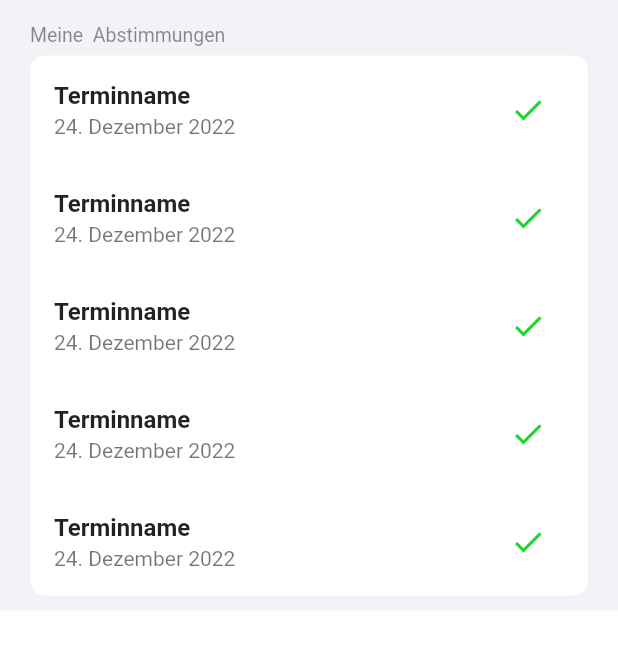
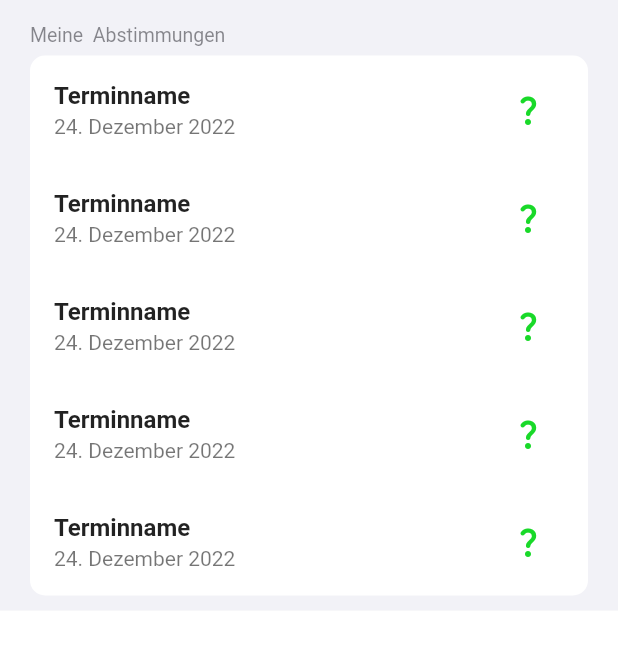
Before and after one commit to hytechat/termino-dev, a Flutter app: the HomePage screen opened directly, on a phone screen of 412 x 824 dp. Shown: the top 649 px of the screen. Run offline on Flutter 3.47's test engine with Material 2 defaults, Android fonts, the phone set to English and light mode, and no system bars; our stand-ins replace email_validator, flutter_tts, fluttertoast; missing offline and left inert: syncfusion_flutter_pdfviewer, syncfusion_flutter_pdfviewer_web.

```diff
--- a/frontend/lib/pages/pagesGeruest/views/home_page.dart
+++ b/frontend/lib/pages/pagesGeruest/views/home_page.dart
@@ -54,7 +54,7 @@ Widget _buildMeineAbstimmungen() {
         children: [
           Column(
             children: widget.meineAbstimmungen
-                .map((item) => _buildVoteFinished(
+                .map((item) => _buildVoteOpen(
                     item)) // meine Idee bei den Map funktionen wäre nur die ersten 3 oder 5 anzuzeigen und dann muss man über view all die anderen ansehen
                 .toList(),
 
```
Also changed, not shown: 1 other file.
